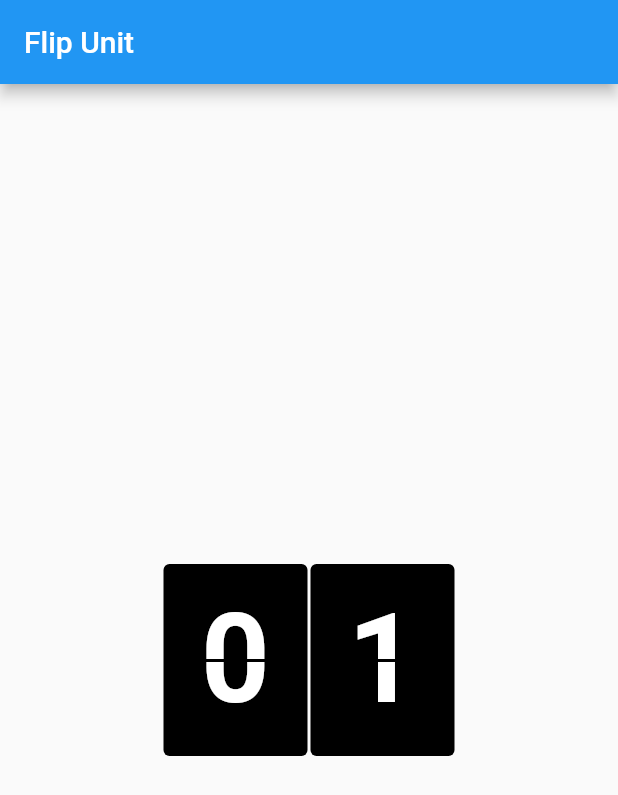
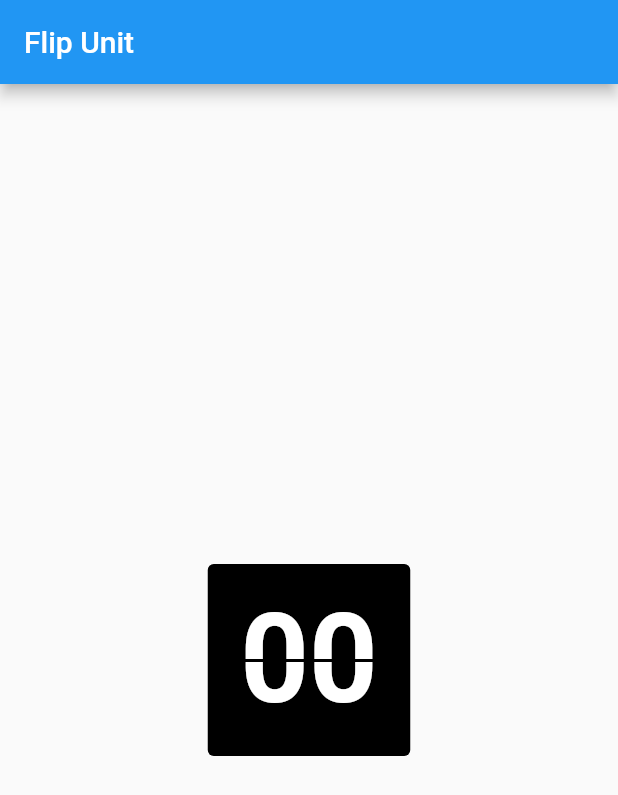
Before and after one commit to mahasak/bigbear_pomodoro_flutter, a Flutter app: the screen it shows after launch, on a phone screen of 412 x 824 dp. Shown: the top 795 px of the screen. Run offline on Flutter 3.47's test engine with Material 2 defaults, Android fonts, the phone set to English and light mode, and no system bars.

Commit message:
apply same logic from react

```diff
--- a/lib/flipunit.dart
+++ b/lib/flipunit.dart
@@ -36,7 +36,7 @@ class FlipWidget extends StatelessWidget {
   Widget build(BuildContext context) {
     return Container(
         alignment: Alignment.center,
-        width: 96.0,
+        width: 135.0,
         height: 128.0,
         decoration: BoxDecoration(
           color: Colors.black,
--- a/lib/main.dart
+++ b/lib/main.dart
@@ -32,23 +32,12 @@ class MyHomePage extends StatelessWidget {
             child: Row(mainAxisAlignment: MainAxisAlignment.center, children: [
           FlipWidget(
               child: Text(
-            '0',
+            '00',
             style: TextStyle(
                 fontWeight: FontWeight.bold,
                 fontSize: 80.0,
                 color: Colors.white),
-          )),
-          Padding(
-            padding: EdgeInsets.only(left: 2.0),
-          ),
-          FlipWidget(
-              child: Text(
-            '1',
-            style: TextStyle(
-                fontWeight: FontWeight.bold,
-                fontSize: 80.0,
-                color: Colors.white),
-          )),
-        ])));
+          ))
+            ])));
   }
 }
```
